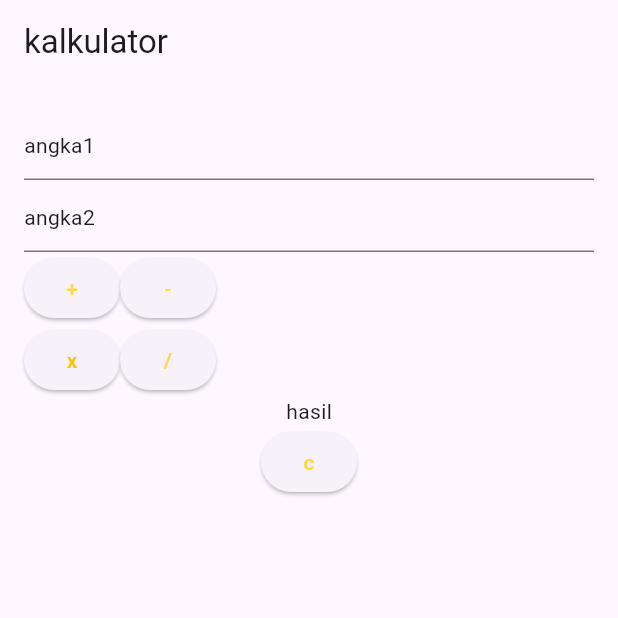
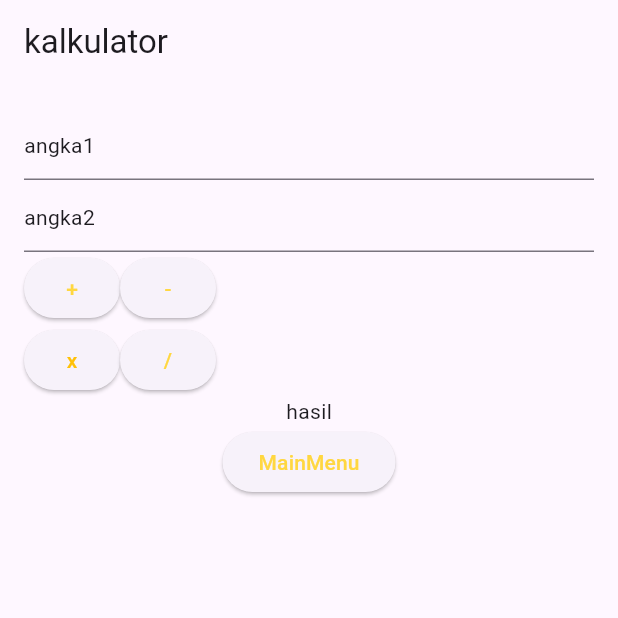
Before and after one commit to robotganteng09/latihan_flutter_09, a Flutter app: the screen it shows after launch, on a phone screen of 412 x 824 dp, the top half of it. Run offline on Flutter 3.47's test engine with Material 3 defaults, Android fonts, the phone set to English and light mode, and no system bars; our stand-ins replace get.

Commit message:
belajar routing

```diff
--- a/lib/main.dart
+++ b/lib/main.dart
@@ -4,6 +4,8 @@ import 'package:get/route_manager.dart';
 import 'package:latihan_mobile/login_page.dart';
 import 'package:latihan_mobile/pages/kalkulator.dart';
 import 'package:latihan_mobile/register.dart';
+import 'package:latihan_mobile/routes/pages.dart';
+import 'package:latihan_mobile/routes/routes.dart';
 
 void main() {
   runApp(const MainApp());
@@ -15,7 +17,8 @@ class MainApp extends StatelessWidget {
   @override
   Widget build(BuildContext context) {
     return  GetMaterialApp(
-      home: Kalkulator(),
+     initialRoute: AppRoutes.kalkulatorPage,
+     getPages: AppPage.pages,
     );
   }
 }
--- a/lib/pages/kalkulator.dart
+++ b/lib/pages/kalkulator.dart
@@ -1,7 +1,9 @@
 import 'package:flutter/material.dart';
+import 'package:get/get_navigation/get_navigation.dart';
 import 'package:get/get_state_manager/src/rx_flutter/rx_obx_widget.dart';
 import 'package:get/instance_manager.dart';
 import 'package:latihan_mobile/controller/kalkulator_controller.dart';
+import 'package:latihan_mobile/routes/routes.dart';
 import 'package:latihan_mobile/widget/Costum_button.dart';
 import 'package:latihan_mobile/widget/costum_textfield.dart';
 import 'package:latihan_mobile/widget/nama.dart';
@@ -19,7 +21,9 @@ class Kalkulator extends StatelessWidget {
       appBar: AppBar(title: Text("kalkulator")),
       body: SingleChildScrollView(
         padding: EdgeInsets.all(16),
-        child: Column(children: [CostumTextfield(
+        child: Column(
+          children: [
+            CostumTextfield(
               hintText: "angka1",
               controller: kalkulatorController.txtangka1,
               isNumber: true,
@@ -37,7 +41,11 @@ class Kalkulator extends StatelessWidget {
                   textColour: Colors.amberAccent,
                   onPressed: kalkulatorController.tambah,
                 ),
-              CostumButton(text: "-", textColour: Colors.amberAccent, onPressed: kalkulatorController.kurang),
+                CostumButton(
+                  text: "-",
+                  textColour: Colors.amberAccent,
+                  onPressed: kalkulatorController.kurang,
+                ),
               ],
             ),
 
@@ -58,15 +66,15 @@ class Kalkulator extends StatelessWidget {
             Obx(() {
               return Text("hasil" + kalkulatorController.textHasil.value);
             }),
-          CostumButton(text: "c", textColour: Colors.amberAccent, onPressed: kalkulatorController.reset),
-
-          ],)
-
-
-
-
-
-
+            CostumButton(
+              text: "MainMenu",
+              textColour: Colors.amberAccent,
+              onPressed: () {
+                Get.toNamed(AppRoutes.footballPage);
+              },
+            ),
+          ],
+        ),
       ),
     );
   }
--- /dev/null
+++ b/lib/routes/pages.dart
@@ -0,0 +1,15 @@
+import 'package:get/get.dart';
+import 'package:flutter/material.dart';
+import 'package:get/route_manager.dart';
+import 'package:latihan_mobile/pages/edit_player_page.dart';
+import 'package:latihan_mobile/pages/footballPlayer.dart';
+import 'package:latihan_mobile/pages/kalkulator.dart';
+import 'package:latihan_mobile/routes/routes.dart';
+
+class AppPage {
+  static final pages = [
+    GetPage(name: AppRoutes.kalkulatorPage, page: ()=> Kalkulator()),
+    GetPage(name: AppRoutes.footballPage, page: ()=> Footballplayer()),
+    GetPage(name: AppRoutes.editplayer, page: ()=> EditPlayerPage(index: Get.arguments))
+  ];
+}
--- /dev/null
+++ b/lib/routes/routes.dart
@@ -0,0 +1,7 @@
+import 'package:latihan_mobile/pages/kalkulator.dart';
+
+class AppRoutes {
+  static const String kalkulatorPage = "/kalkulatorPage";
+  static const String footballPage = "/footballPage";
+  static const String editplayer = "/editPlayerPage";
+}
--- a/pubspec.yaml
+++ b/pubspec.yaml
@@ -21,3 +21,7 @@ flutter:
   uses-material-design: true
   assets:
   - assets\image\hindia.jpg
+  - assets\image\mbappe.jpeg
+  - assets\image\bellingham.jpg
+  - assets\image\vini.jpeg
+  - assets\image\vazques.jpeg
```
Also changed, not shown: lib/controller/edit_player_controller.dart (added, +18 -0 lines), lib/controller/footballplayer_controller.dart (added, +37 -0 lines), lib/model/player_model.dart (added, +14 -0 lines), lib/pages/edit_player_page.dart (added, +65 -0 lines), lib/pages/footballPlayer.dart (added, +45 -0 lines), assets/image/bellingham.jpg (added), assets/image/mbappe.jpeg (added), assets/image/vazques.jpeg (added), assets/image/vini.jpeg (added). Lines whose indentation alone changed are shown as unchanged.
